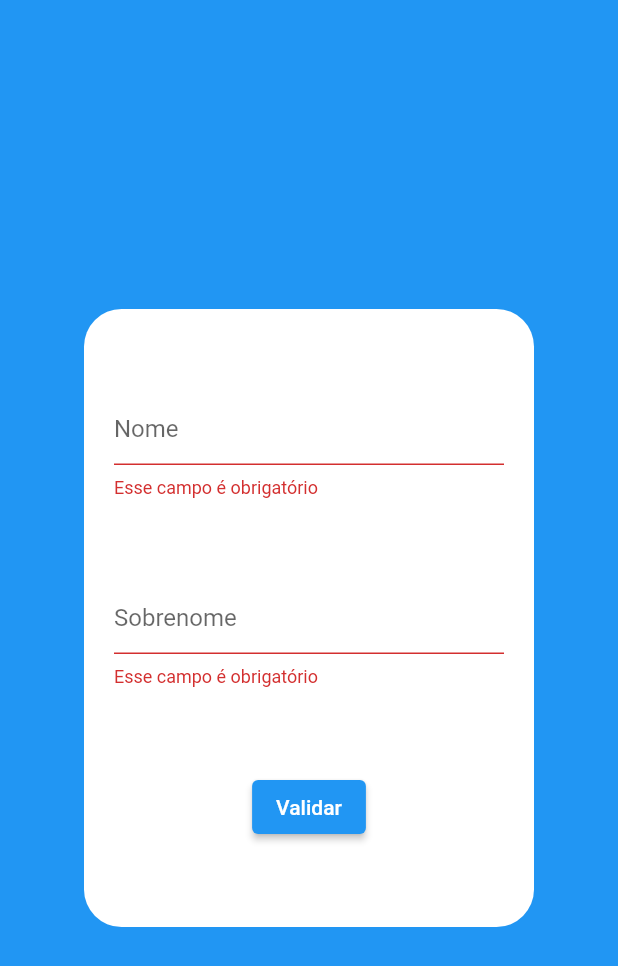
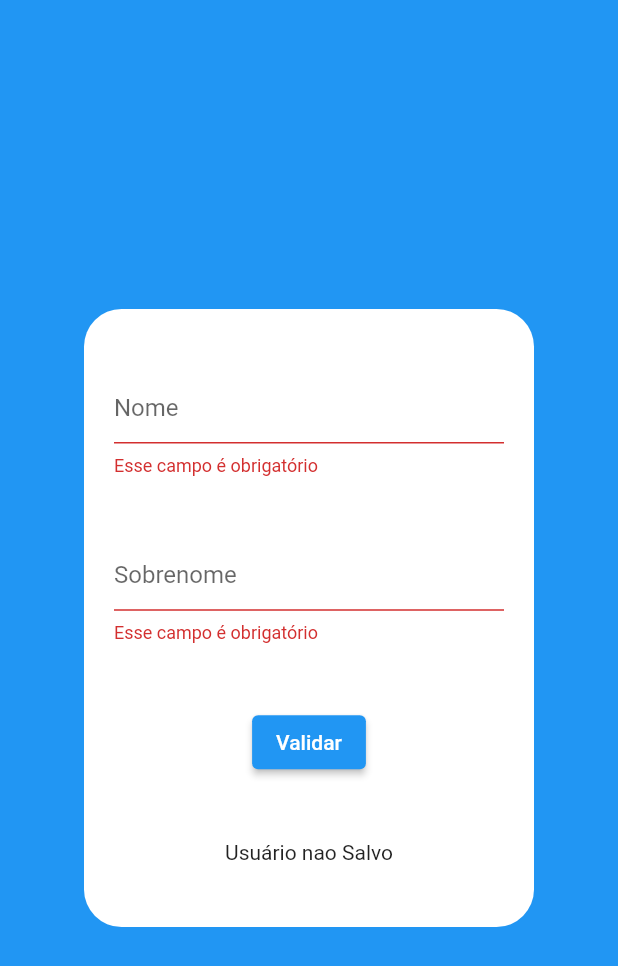
Before and after one commit to felipedelucanogueira/form_adaptativo, a Flutter app: the screen it shows after launch, after a tap on "Validar", on a phone screen of 412 x 824 dp. Shown: the top 966 px of the screen. Run offline on Flutter 3.47's test engine with Material 2 defaults, Android fonts, the phone set to English and light mode, and no system bars; our stand-ins replace shared_preferences.

Commit message:
Internal Storage Implementado

```diff
--- /dev/null
+++ b/lib/form_controller.dart
@@ -0,0 +1,30 @@
+
+
+import 'package:form_adaptativo/form_model.dart';
+
+class FormController{
+  final model = FormModel();
+
+  String? get name => model.name;
+  String? get surname => model.surname;
+  Future<String> get fullName => model.getFullName();
+
+
+  void onChangeName(String name){
+    model.name = name;
+}
+void onChangeSurname(String surname){
+    model.surname = surname;
+}
+
+  // void onChange(String valor){
+  //   model.setName = valor;
+  //
+  // }
+ // Future<String> get fullName => model.getUserFullName();
+
+  void saveUser(){
+    model.saveUser();
+
+  }
+}
--- /dev/null
+++ b/lib/form_model.dart
@@ -0,0 +1,26 @@
+import 'package:form_adaptativo/internal_storage.dart';
+
+class FormModel{
+  String? name;
+  String? surname;
+
+
+
+  // set setName(String valor){
+  //   this.name = valor;
+  //
+  // }
+
+  final InternalStorage internalStorage = InternalStorage();
+
+  void saveUser(){
+    if (name == null) return;
+    if (surname == null) return;
+   internalStorage.saveUser(name!, surname!);
+
+  }
+
+  Future<String> getFullName(){
+    return internalStorage.getUserFullName();
+  }
+}
--- /dev/null
+++ b/lib/form_view.dart
@@ -0,0 +1,101 @@
+import 'package:flutter/material.dart';
+import 'package:form_adaptativo/form_controller.dart';
+
+
+class FormView extends StatefulWidget {
+  @override
+  _FormViewState createState() => _FormViewState();
+}
+
+class _FormViewState extends State<FormView> {
+  final _formKey = GlobalKey<FormState>();
+  final controller = FormController();
+
+   void IsValid(){}
+
+  @override
+  Widget build(BuildContext context) {
+    return Scaffold(
+      backgroundColor: Colors.blue,
+      body: Center(
+        child: Container(
+          constraints: BoxConstraints(
+              maxHeight: 500, maxWidth: 450, minWidth: 300, minHeight: 300),
+          padding: EdgeInsets.only(left: 20, right: 20),
+          width: MediaQuery.of(context).size.width * 0.7,
+          height: MediaQuery.of(context).size.height * 0.5,
+          decoration: BoxDecoration(
+            color: Colors.white,
+            borderRadius: BorderRadius.circular(25),
+          ),
+          child: Form(
+              key: _formKey,
+              child: Column(
+                mainAxisAlignment: MainAxisAlignment.spaceEvenly,
+                children: [
+                  Flexible(
+                    flex: 1,
+                    child: TextFormField(
+                      decoration: InputDecoration(hintText: 'Nome'),
+                      onChanged: (valor) {
+                        controller.onChangeName(valor);
+                      },
+                      validator: (text) {
+                        if (text == null || text.isEmpty) {
+                          return 'Esse campo é obrigatório';
+                        }
+                        return null;
+                      },
+                    ),
+                  ),
+                  Flexible(
+                    flex: 1,
+                    child: TextFormField(
+                      decoration: InputDecoration(hintText: "Sobrenome"),
+                      onChanged: (text) {
+                        controller.onChangeSurname(text);
+                      },
+                      validator: (text) {
+                        if (text == null || text.isEmpty) {
+                          return 'Esse campo é obrigatório';
+                        }
+                        return null;
+                      },
+                    ),
+                  ),
+                  Flexible(
+                    flex: 2,
+                    child: ElevatedButton(
+                        onPressed: () {
+                          final isValid = _formKey.currentState!.validate();
+                          if (isValid) {
+                            showDialog(
+                                context: context,
+                                builder: (context) {
+                                  return AlertDialog(
+                                    content:
+                                    Text("Olá ${controller.name } ${controller.surname} "),
+                                  );
+                                });
+                          }
+                          controller.saveUser();
+                        },
+                        child: Text('Validar')),
+                  ),
+                  FutureBuilder<String>
+                    (
+                      future: controller.fullName,
+                      builder: (context ,snapshot){
+                   return  Text(snapshot.data ?? ' ');
+
+                  })
+                ],
+              )
+
+          ),
+
+        ),
+      ),
+    );
+  }
+}
--- /dev/null
+++ b/lib/internal_storage.dart
@@ -0,0 +1,26 @@
+import 'package:shared_preferences/shared_preferences.dart';
+
+
+class InternalStorage{
+  final Future<SharedPreferences> _prefs = SharedPreferences.getInstance();
+
+  void saveUser(String name, String surname) async {
+    final internalPref = await _prefs;
+    internalPref.setString('name', name);
+    internalPref.setString('surname', surname);
+    print('Dados Salvos');
+
+  }
+
+  Future <String> getUserFullName() async {
+    final internalPref = await _prefs;
+    String? name = internalPref.getString('name');
+    String? surname = internalPref.getString('surname');
+
+    if((name != null) && (surname != null)){
+    return name + ' ' + surname;
+    }else{
+      return 'Usuário nao Salvo';
+    }
+  }
+}
--- a/lib/main.dart
+++ b/lib/main.dart
@@ -1,89 +1,8 @@
 import 'package:flutter/material.dart';
+import 'package:form_adaptativo/form_view.dart';
 
 void main() {
   runApp(MaterialApp(
-    home: MyApp(),
+    home: FormView(),
   ));
 }
-
-class MyApp extends StatelessWidget {
-  final _formKey = GlobalKey<FormState>();
-  String name = '';
-  String lastName = '';
-
-  @override
-  Widget build(BuildContext context) {
-    return Scaffold(
-      backgroundColor: Colors.blue,
-      body: Center(
-        child: Container(
-          constraints: BoxConstraints(
-              maxHeight: 500, maxWidth: 450, minWidth: 300, minHeight: 300),
-          padding: EdgeInsets.only(left: 20, right: 20),
-          width: MediaQuery.of(context).size.width * 0.7,
-          height: MediaQuery.of(context).size.height * 0.5,
-          decoration: BoxDecoration(
-            color: Colors.white,
-            borderRadius: BorderRadius.circular(25),
-          ),
-          child: Form(
-              key: _formKey,
-              child: Column(
-                mainAxisAlignment: MainAxisAlignment.spaceEvenly,
-                children: [
-                  Flexible(
-                    flex: 1,
-                    child: TextFormField(
-                      decoration: InputDecoration(hintText: 'Nome'),
-                      onChanged: (text) {
-                        name = text;
-                      },
-                      validator: (text) {
-                        if (text == null || text.isEmpty) {
-                          return 'Esse campo é obrigatório';
-                        }
-                        return null;
-                      },
-                    ),
-                  ),
-                  Flexible(
-                    flex: 1,
-                    child: TextFormField(
-                      decoration: InputDecoration(hintText: "Sobrenome"),
-                      onChanged: (text) {
-                        lastName = text;
-                      },
-                      validator: (text) {
-                        if (text == null || text.isEmpty) {
-                          return 'Esse campo é obrigatório';
-                        }
-                        return null;
-                      },
-                    ),
-                  ),
-                  Flexible(
-                    flex: 2,
-                    child: ElevatedButton(
-                        onPressed: () {
-                          final isValid = _formKey.currentState!.validate();
-
-                          if (isValid) {
-                            showDialog(
-                                context: context,
-                                builder: (context) {
-                                  return AlertDialog(
-                                    content:
-                                        Text("Olá ${name + ' ' + lastName}"),
-                                  );
-                                });
-                          }
-                        },
-                        child: Text('Validar')),
-                  )
-                ],
-              )),
-        ),
-      ),
-    );
-  }
-}
--- a/pubspec.yaml
+++ b/pubspec.yaml
@@ -28,6 +28,8 @@ dependencies:
   # The following adds the Cupertino Icons font to your application.
   # Use with the CupertinoIcons class for iOS style icons.
   cupertino_icons: ^1.0.2
+  shared_preferences: ^2.0.6
+  flutter_secure_storage: ^4.2.0
 
 dev_dependencies:
   flutter_test:
```
Also changed, not shown: pubspec.lock, 1 other file.
